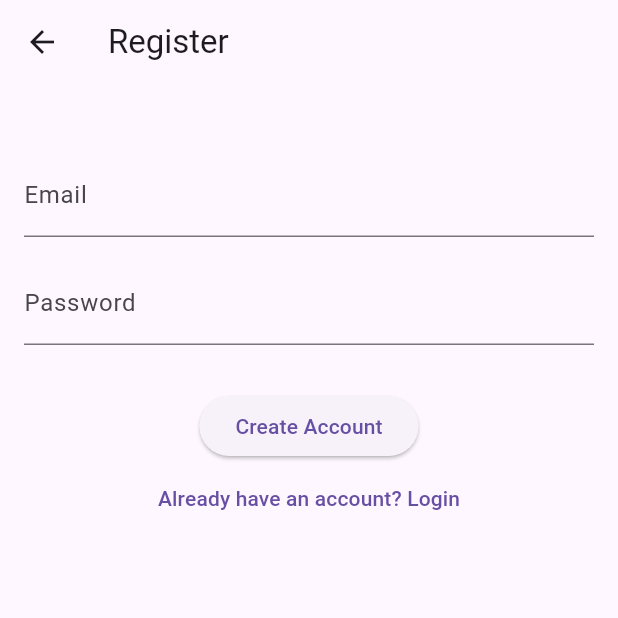
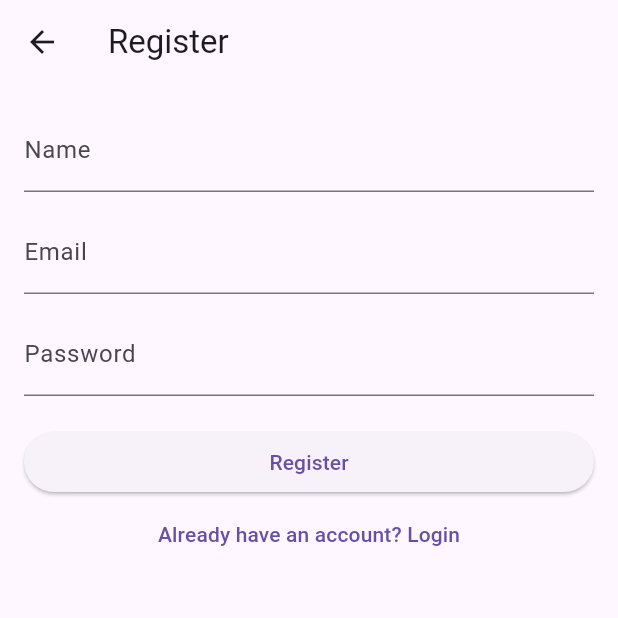
Before and after one commit to scoresss/Opay-Clone, a Flutter app: the RegisterScreen screen opened directly, on a phone screen of 412 x 824 dp, the top half of it. Run offline on Flutter 3.47's test engine with Material 3 defaults, Android fonts, the phone set to English and light mode, and no system bars; our stand-ins replace cloud_firestore, firebase_auth, firebase_core, fluttertoast; missing offline and left inert: opay_clone; accounts and stored records are empty; statements that could not run were skipped.

Commit message:
Update register_screen.dart

```diff
--- a/lib/screens/register_screen.dart
+++ b/lib/screens/register_screen.dart
@@ -1,9 +1,10 @@
 import 'package:flutter/material.dart';
+import 'package:cloud_firestore/cloud_firestore.dart';
 import 'package:firebase_auth/firebase_auth.dart';
 import 'package:fluttertoast/fluttertoast.dart';
 
 class RegisterScreen extends StatefulWidget {
-  const RegisterScreen({super.key});
+  const RegisterScreen({Key? key}) : super(key: key);
 
   @override
   State<RegisterScreen> createState() => _RegisterScreenState();
@@ -13,23 +14,42 @@ class _RegisterScreenState extends State<RegisterScreen> {
   final _formKey = GlobalKey<FormState>();
   final TextEditingController _emailController = TextEditingController();
   final TextEditingController _passwordController = TextEditingController();
+  final TextEditingController _nameController = TextEditingController();
 
   bool _loading = false;
 
   Future<void> _register() async {
     if (_formKey.currentState!.validate()) {
-      setState(() => _loading = true);
+      setState(() {
+        _loading = true;
+      });
+
       try {
-        await FirebaseAuth.instance.createUserWithEmailAndPassword(
-          email: _emailController.text.trim(),
-          password: _passwordController.text,
-        );
-        Fluttertoast.showToast(msg: "Account created!");
+        final email = _emailController.text.trim();
+        final password = _passwordController.text.trim();
+        final name = _nameController.text.trim();
+
+        final userCredential = await FirebaseAuth.instance
+            .createUserWithEmailAndPassword(email: email, password: password);
+
+        await FirebaseFirestore.instance
+            .collection('users')
+            .doc(userCredential.user!.uid)
+            .set({
+          'uid': userCredential.user!.uid,
+          'email': email,
+          'name': name,
+          'balance': 0, // Initial balance
+        });
+
+        Fluttertoast.showToast(msg: 'Account created successfully!');
         Navigator.pushReplacementNamed(context, '/dashboard');
       } catch (e) {
         Fluttertoast.showToast(msg: e.toString());
       } finally {
-        setState(() => _loading = false);
+        setState(() {
+          _loading = false;
+        });
       }
     }
   }
@@ -39,35 +59,41 @@ class _RegisterScreenState extends State<RegisterScreen> {
     return Scaffold(
       appBar: AppBar(title: const Text('Register')),
       body: Padding(
-        padding: const EdgeInsets.all(16),
+        padding: const EdgeInsets.all(16.0),
         child: Form(
           key: _formKey,
-          child: Column(
+          child: ListView(
             children: [
-              const SizedBox(height: 30),
+              TextFormField(
+                controller: _nameController,
+                decoration: const InputDecoration(labelText: 'Name'),
+                validator: (value) =>
+                    value!.isEmpty ? 'Enter your name' : null,
+              ),
+              const SizedBox(height: 12),
               TextFormField(
                 controller: _emailController,
                 decoration: const InputDecoration(labelText: 'Email'),
-                validator: (val) => val!.isEmpty ? 'Enter email' : null,
+                validator: (value) =>
+                    value!.isEmpty ? 'Enter a valid email' : null,
               ),
-              const SizedBox(height: 16),
+              const SizedBox(height: 12),
               TextFormField(
                 controller: _passwordController,
+                decoration: const InputDecoration(labelText: 'Password'),
                 obscureText: true,
-                decoration: const InputDecoration(labelText: 'Password'),
-                validator: (val) => val!.length < 6
-                    ? 'Minimum 6 characters required'
-                    : null,
+                validator: (value) =>
+                    value!.length < 6 ? 'Password must be 6+ characters' : null,
               ),
-              const SizedBox(height: 30),
+              const SizedBox(height: 20),
               _loading
-                  ? const CircularProgressIndicator()
+                  ? const Center(child: CircularProgressIndicator())
                   : ElevatedButton(
-                      onPressed: _register,
-                      child: const Text('Create Account'),
-                    ),
+                      onPressed: _register, child: const Text('Register')),
               TextButton(
-                onPressed: () => Navigator.pushReplacementNamed(context, '/'),
+                onPressed: () {
+                  Navigator.pushReplacementNamed(context, '/login');
+                },
                 child: const Text('Already have an account? Login'),
               ),
             ],
```
